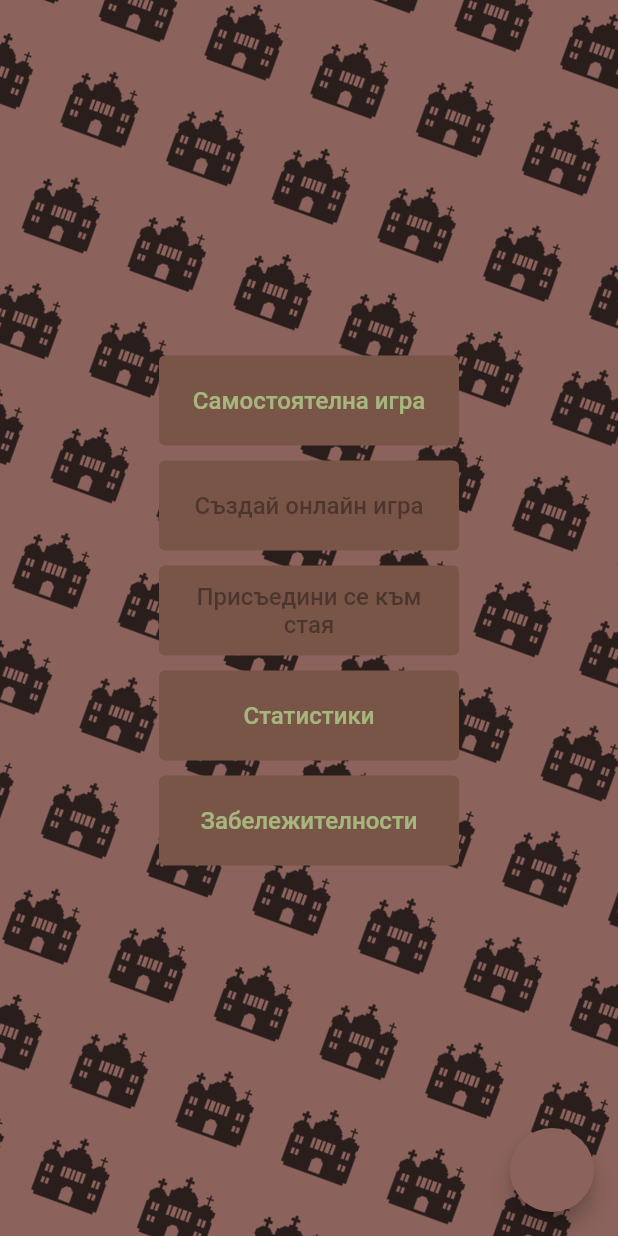
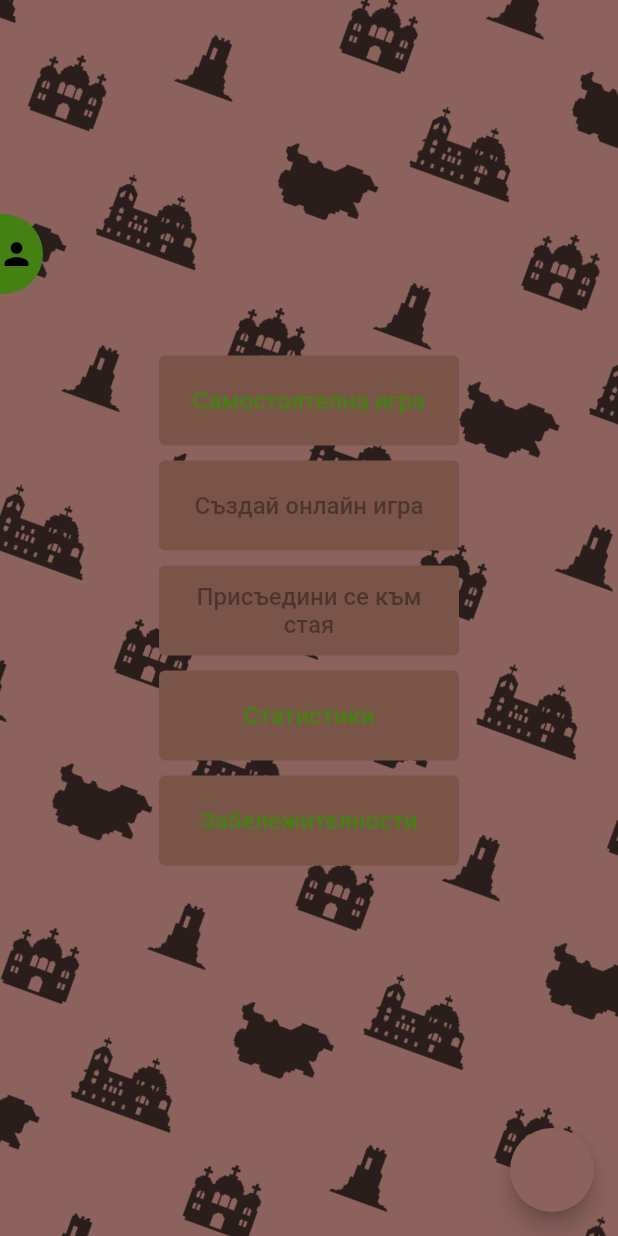
Before and after one commit to guess-bulgaria/guess_bulgaria, a Flutter app: the screen it shows after launch, on a phone screen of 412 x 824 dp. Run offline on Flutter 3.47's test engine with Material 2 defaults, Android fonts, the phone set to English and light mode, and no system bars; our stand-ins replace dio, flutter_dotenv, flutter_mobx, google_fonts, mobx, scrollable_positioned_list and 2 more; missing offline and left inert: mapbox_gl; network calls fail.

Commit message:
Background and account open

```diff
--- a/lib/components/navigation_button.dart
+++ b/lib/components/navigation_button.dart
@@ -18,7 +18,8 @@ class NavigationButton extends StatelessWidget {
       margin: const EdgeInsets.only(bottom: 10),
       child: TextButton(
         style: ButtonStyle(
-            backgroundColor: MaterialStateProperty.all(Colors.brown)),
+          backgroundColor: MaterialStateProperty.all(Colors.brown),
+        ),
         child: Text(
           text,
           style: const TextStyle(fontSize: 16),
--- a/lib/components/scrolling_background.dart
+++ b/lib/components/scrolling_background.dart
@@ -21,15 +21,15 @@ class ScrollingBackground extends StatelessWidget {
         child: RotationTransition(
           turns: const AlwaysStoppedAnimation(20 / 360),
           child: Image.asset(
-            'assets/icons/church.png',
+            'assets/icons/background.png',
             color: Colors.black,
             repeat: ImageRepeat.repeat,
             alignment: Alignment.topRight,
             opacity: const AlwaysStoppedAnimation(0.7),
           ),
         ),
-        top: clock.seconds * 5.0 - MediaQuery.of(context).size.height * 4,
-        right: clock.seconds * 5.0 - MediaQuery.of(context).size.height * 4,
+        top: clock.seconds * 6.0 - MediaQuery.of(context).size.height * 4,
+        right: clock.seconds * 6.0 - MediaQuery.of(context).size.height * 4,
         duration: Duration(
             seconds: offset >= -MediaQuery.of(context).size.height * 4 ? 0 : 1),
       );
--- a/lib/pages/main_page.dart
+++ b/lib/pages/main_page.dart
@@ -47,10 +47,34 @@ class _MainPageState extends State<MainPage> {
   Widget build(BuildContext context) {
     return Scaffold(
       backgroundColor: Theme.of(context).colorScheme.secondary,
-        body: Stack(
+      body: Builder(
+        builder: (context) => Stack(
           clipBehavior: Clip.antiAlias,
           children: [
             const ScrollingBackground(),
+            Positioned(
+              top: MediaQuery.of(context).size.height / 6,
+              left: -30,
+              child: Stack(
+                children: [
+                  Align(
+                    alignment: Alignment.centerLeft,
+                    child: Icon(Icons.circle,
+                        color: Theme.of(context).colorScheme.primary, size: 64),
+                  ),
+                  Align(
+                    alignment: Alignment.centerLeft,
+                    child: Container(
+                      margin: const EdgeInsets.only(left: 29, top: 20),
+                      child: InkWell(
+                        onTap: () => Scaffold.of(context).openDrawer(),
+                        child: const Icon(Icons.person, color: Colors.black),
+                      ),
+                    ),
+                  )
+                ],
+              ),
+            ),
             Align(
               alignment: Alignment.center,
               child: Column(
@@ -77,25 +101,70 @@ class _MainPageState extends State<MainPage> {
             )
           ],
         ),
+      ),
       floatingActionButton: Builder(builder: (context) {
         return FloatingActionButton(
           onPressed: () =>
               Scaffold.of(context).openDrawer(), // <-- Opens drawer.
         );
       }),
-        onDrawerChanged: (_) => {usernameController.text = UserData.username},
+      onDrawerChanged: (isOpen) {
+        if (isOpen) usernameController.text = UserData.username;
+      },
       drawerEnableOpenDragGesture: false,
-        drawer: Drawer(
+      drawer: Container(
+        margin: EdgeInsets.only(bottom: MediaQuery.of(context).size.height / 4),
+        width: MediaQuery.of(context).size.width / 2.2,
+        height: MediaQuery.of(context).size.height / 2,
+        child: Stack(
+          children: [
+            Material(
+              color: Colors.transparent,
+              elevation: 1000,
+              child: Container(
+                margin: EdgeInsets.only(
+                    bottom: MediaQuery.of(context).size.height / 3,
+                    left: MediaQuery.of(context).size.width / 2.7),
+                child: Stack(
+                  children: [
+                    Align(
+                      alignment: Alignment.centerLeft,
+                      child: Icon(Icons.circle,
+                          color: Theme.of(context).colorScheme.primary,
+                          size: 64),
+                    ),
+                    Align(
+                      alignment: Alignment.centerLeft,
+                      child: Container(
+                        margin: const EdgeInsets.only(left: 23),
+                        child: IconButton(
+                          icon: const Icon(Icons.person),
+                          color: Colors.black,
+                          onPressed: () => Navigator.pop(context),
+                        ),
+                      ),
+                    )
+                  ],
+                ),
+              ),
+            ),
+            Drawer(
               backgroundColor: Theme.of(context).colorScheme.secondary,
+              elevation: 1,
               child: ListView(
                 children: [
                   const SizedBox(height: 50),
                   const Text('Никнейм'),
                   TextFormField(controller: usernameController),
                   ElevatedButton(
-                    onPressed: setUsername, child: const Text('Запазване'))
+                      onPressed: setUsername, child: const Text('Запазване')),
                 ],
-            )));
+              ),
+            ),
+          ],
+        ),
+      ),
+    );
   }
 
   void setUsername() {
--- a/lib/themes/light_theme.dart
+++ b/lib/themes/light_theme.dart
@@ -3,18 +3,18 @@ import 'package:google_fonts/google_fonts.dart';
 
 class LightTheme {
   static const mainColor = MaterialColor(
-    0x99C4F7A1,
+    0xFF448012,
     <int, Color>{
-      50: Color(0x99C4F7A1),
-      100: Color(0x99C4F7A1),
-      200: Color(0x99C4F7A1),
-      300: Color(0x99C4F7A1),
-      400: Color(0x99C4F7A1),
-      500: Color(0x99C4F7A1),
-      600: Color(0x99C4F7A1),
-      700: Color(0x99C4F7A1),
-      800: Color(0x99C4F7A1),
-      900: Color(0x99C4F7A1),
+      50: Color(0xFF448012),
+      100: Color(0xFF448012),
+      200: Color(0xFF448012),
+      300: Color(0xFF448012),
+      400: Color(0xFF448012),
+      500: Color(0xFF448012),
+      600: Color(0xFF448012),
+      700: Color(0xFF448012),
+      800: Color(0xFF448012),
+      900: Color(0xFF448012),
     },
   );
 
```
Also changed, not shown: assets/icons/background.png (added), assets/icons/church.png (deleted), 1 other file. Lines whose indentation alone changed are shown as unchanged.
